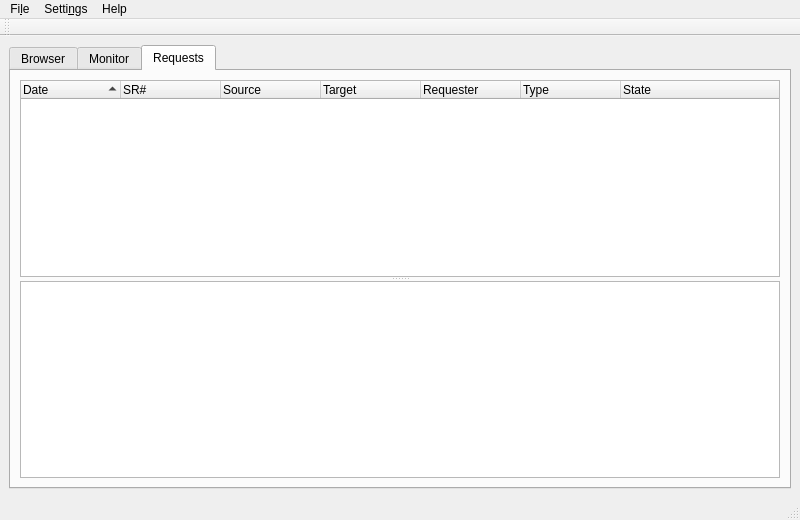
Old version of the form src/mainwindow.ui in the repository javierllorente/qactus.
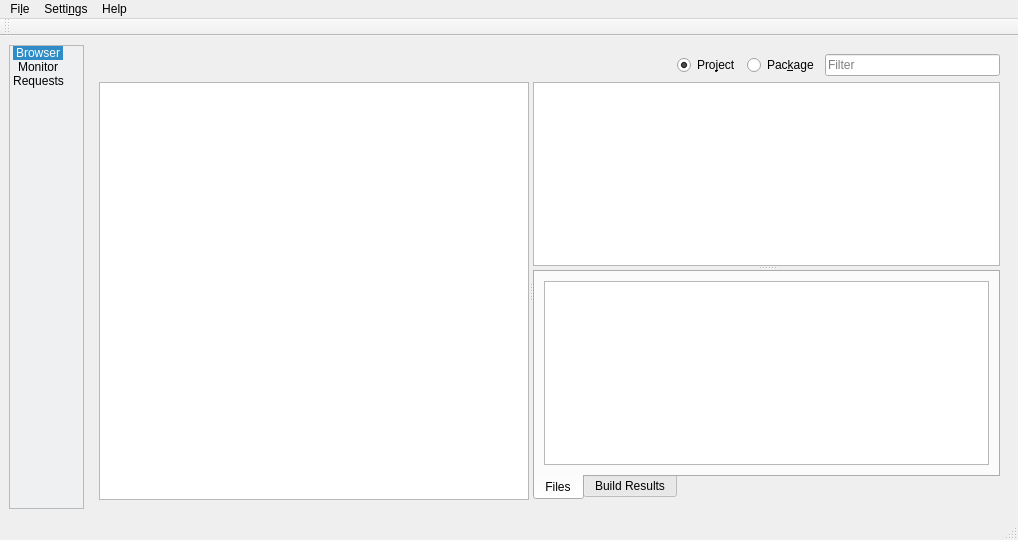
New version of the form. The open tabs and pages were chosen to show the change. Icons and pictures are not drawn. Custom widgets are drawn as their Qt base class.

Commit message: Cosmetic changes - new icon bar * Convert tab widget into an icon bar * Add icons to this new icon bar * Change default window size

The edit to the form file:
```diff
--- a/src/mainwindow.ui
+++ b/src/mainwindow.ui
@@ -6,8 +6,8 @@
    <rect>
     <x>0</x>
     <y>0</y>
-    <width>800</width>
-    <height>520</height>
+    <width>1018</width>
+    <height>540</height>
    </rect>
   </property>
   <property name="windowTitle">
@@ -20,14 +20,81 @@
   <widget class="QWidget" name="centralwidget">
    <layout class="QGridLayout" name="gridLayout">
     <item row="0" column="0">
-     <widget class="QTabWidget" name="tabWidget">
-      <property name="currentIndex">
+     <widget class="QListWidget" name="iconBar">
+      <property name="sizePolicy">
+       <sizepolicy hsizetype="Preferred" vsizetype="Preferred">
+        <horstretch>0</horstretch>
+        <verstretch>0</verstretch>
+       </sizepolicy>
+      </property>
+      <property name="maximumSize">
+       <size>
+        <width>75</width>
+        <height>16777215</height>
+       </size>
+      </property>
+      <property name="styleSheet">
+       <string notr="true">background-color: rgb(239, 240, 241);</string>
+      </property>
+      <property name="flow">
+       <enum>QListView::TopToBottom</enum>
+      </property>
+      <property name="isWrapping" stdset="0">
+       <bool>true</bool>
+      </property>
+      <property name="viewMode">
+       <enum>QListView::IconMode</enum>
+      </property>
+      <property name="uniformItemSizes">
+       <bool>true</bool>
+      </property>
+      <property name="wordWrap">
+       <bool>false</bool>
+      </property>
+      <property name="currentRow">
        <number>0</number>
       </property>
-      <widget class="QWidget" name="tabBrowser">
-       <attribute name="title">
+      <item>
+       <property name="text">
         <string>Browser</string>
-       </attribute>
+       </property>
+       <property name="flags">
+        <set>ItemIsSelectable|ItemIsUserCheckable|ItemIsEnabled</set>
+       </property>
+      </item>
+      <item>
+       <property name="text">
+        <string>Monitor</string>
+       </property>
+       <property name="flags">
+        <set>ItemIsSelectable|ItemIsUserCheckable|ItemIsEnabled</set>
+       </property>
+      </item>
+      <item>
+       <property name="text">
+        <string>Requests</string>
+       </property>
+       <property name="flags">
+        <set>ItemIsSelectable|ItemIsUserCheckable|ItemIsEnabled</set>
+       </property>
+      </item>
+     </widget>
+    </item>
+    <item row="0" column="1">
+     <widget class="QStackedWidget" name="stackedWidget">
+      <property name="sizePolicy">
+       <sizepolicy hsizetype="Preferred" vsizetype="Preferred">
+        <horstretch>0</horstretch>
+        <verstretch>0</verstretch>
+       </sizepolicy>
+      </property>
+      <property name="minimumSize">
+       <size>
+        <width>0</width>
+        <height>0</height>
+       </size>
+      </property>
+      <widget class="QWidget" name="browserPage">
        <layout class="QVBoxLayout" name="verticalLayout_7">
         <item>
          <layout class="QHBoxLayout" name="horizontalLayout">
@@ -191,10 +258,7 @@
         </item>
        </layout>
       </widget>
-      <widget class="QWidget" name="tabMonitor">
-       <attribute name="title">
-        <string>Monitor</string>
-       </attribute>
+      <widget class="QWidget" name="monitorPage">
        <layout class="QGridLayout" name="gridLayout_tabMonitor">
         <item row="0" column="0">
          <widget class="PackageTreeWidget" name="treePackages">
@@ -251,16 +315,7 @@
         </item>
        </layout>
       </widget>
-      <widget class="QWidget" name="tabRequests">
-       <property name="sizePolicy">
-        <sizepolicy hsizetype="Preferred" vsizetype="Preferred">
-         <horstretch>0</horstretch>
-         <verstretch>0</verstretch>
-        </sizepolicy>
-       </property>
-       <attribute name="title">
-        <string>Requests</string>
-       </attribute>
+      <widget class="QWidget" name="requestsPage">
        <layout class="QVBoxLayout" name="verticalLayout">
         <item>
          <widget class="QSplitter" name="splitter">
@@ -358,7 +413,7 @@
     <rect>
      <x>0</x>
      <y>0</y>
-     <width>800</width>
+     <width>1018</width>
      <height>30</height>
     </rect>
    </property>
```
Left out of the diff: 19 changed lines with no effect on the pictures. The commit also changes 6 other files.
